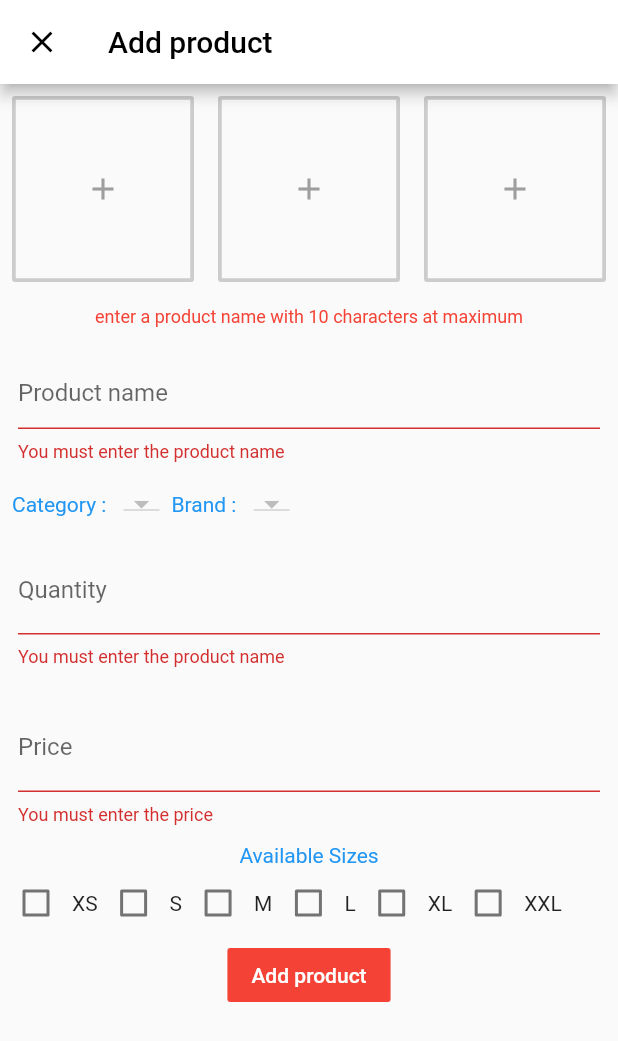
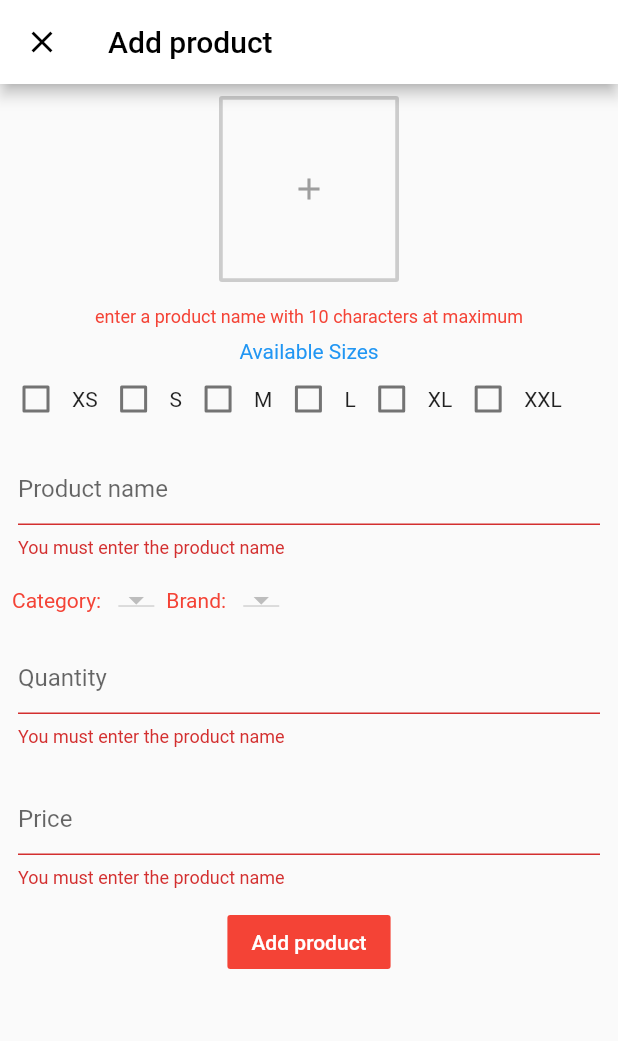
Before and after one commit to ZainHaiderPablo/Admin_Panel_Ecommerce_App, a Flutter app: the AddProduct screen opened directly, after a tap on "Add product", on a phone screen of 412 x 824 dp. Shown: the top 1041 px of the screen. Run offline on Flutter 3.47's test engine with Material 2 defaults, Android fonts, the phone set to English and light mode, and no system bars; our stand-ins replace cloud_firestore, firebase_core, firebase_storage, fluttertoast, image_picker; missing offline and left inert: dart:ffi; accounts and stored records are empty.

Commit message:
Adding Products

```diff
--- a/lib/screens/Add_Products.dart
+++ b/lib/screens/Add_Products.dart
@@ -1,9 +1,9 @@
-
 import 'dart:ffi';
 import 'dart:io';
 
 import 'package:admin_side_flutter_app/database/product.dart';
 import 'package:firebase_storage/firebase_storage.dart';
+import 'package:flutter/foundation.dart';
 import 'package:flutter/material.dart';
 import 'package:cloud_firestore/cloud_firestore.dart';
 import 'package:firebase_storage/firebase_storage.dart';
@@ -45,6 +45,7 @@ class _AddProductState extends State<AddProduct> {
   PickedFile _image1;
   PickedFile _image2;
   PickedFile _image3;
+  List<String> colors = <String>[];
   bool isLoading = false;
 
   @override
@@ -56,23 +57,28 @@ class _AddProductState extends State<AddProduct> {
   }
 
   List<DropdownMenuItem<String>> getCategoriesDropdown() {
-    List<DropdownMenuItem<String>> items = new List();
+    List<DropdownMenuItem<String>> items1 = new List();
     for (int i = 0; i < categories.length; i++) {
       setState(() {
-        items.insert(
-            0, DropdownMenuItem(child: Text(categories[i].data()['category']),
+        items1.insert(
+            0,
+            DropdownMenuItem(
+                child: Text(categories[i].data()['category']),
                 value: categories[i].data()['category']));
       });
     }
-    return items;
+    return items1;
   }
 
   List<DropdownMenuItem<String>> getBrandsDropDown() {
     List<DropdownMenuItem<String>> items = new List();
     for (int i = 0; i < brands.length; i++) {
       setState(() {
-        items.insert(0, DropdownMenuItem(child: Text(brands[i].data()['brand']),
-            value: brands[i].data()['brand']));
+        items.insert(
+            0,
+            DropdownMenuItem(
+                child: Text(brands[i].get('brand')),
+                value: brands[i].get('brand')));
       });
     }
     return items;
@@ -83,73 +89,94 @@ class _AddProductState extends State<AddProduct> {
     return Scaffold(
       appBar: AppBar(
         backgroundColor: white,
-        leading: Icon(Icons.close, color: black,),
-        title: Text("Add product", style: TextStyle(color: black),),
-
+        leading: Icon(
+          Icons.close,
+          color: black,
+        ),
+        title: Text(
+          "Add product",
+          style: TextStyle(color: black),
+        ),
       ),
       body: Form(
         key: _formKey,
-        child: isLoading ? CircularProgressIndicator() : Column(
+        child: isLoading
+            ? CircularProgressIndicator()
+            : Column(
                 children: <Widget>[
                   Row(
+                    mainAxisAlignment: MainAxisAlignment.center,
                     children: <Widget>[
-                Expanded(
+
+                      Container(
                         child: Padding(
                           padding: const EdgeInsets.all(8.0),
+                          child: Container(
+                            width: 120,
                             child: OutlineButton(
                                 borderSide: BorderSide(
                                     color: grey.withOpacity(0.5), width: 2.5),
                                 onPressed: () {
                                   _selectImage(ImageSource.gallery, 1);
                                 },
-                      child: _displayChild1()
+                                child: _displayChild1()),
                           ),
                         ),
                       ),
 
-                Expanded(
-                  child: Padding(
-                    padding: const EdgeInsets.all(8.0),
-                    child: OutlineButton(
-                        borderSide: BorderSide(
-                            color: grey.withOpacity(0.5), width: 2.5),
-                        onPressed: () {
-                          _selectImage(ImageSource.gallery, 2);
-                        },
-                        child: _displayChild2()
-                    ),
-                  ),
-                ),
-
-
-                Expanded(
-                  child: Padding(
-                    padding: const EdgeInsets.all(8.0),
-                    child: OutlineButton(
-                      borderSide: BorderSide(
-                          color: grey.withOpacity(0.5), width: 2.5),
-                      onPressed: () {
-                        _selectImage(ImageSource.gallery, 3);
-                      },
-                      child: _displayChild3()
-                    ),
-                  ),
-                ),
                     ],
                   ),
                   Padding(
                     padding: const EdgeInsets.all(8.0),
-              child: Text('enter a product name with 10 characters at maximum',
+                    child: Text(
+                        'enter a product name with 10 characters at maximum',
                         textAlign: TextAlign.center,
                         style: TextStyle(color: red, fontSize: 12)),
+                  ),
+
+                  // C A T E G O R Y___S E L E C T I O N
+
+
+
+
+                  Text(
+                    "Available Sizes",
+                    style: TextStyle(color: blue),
+                  ),
+
+                  Row(
+                    children: <Widget>[
+                      Checkbox(
+                          value: selectedSizes.contains('XS'),
+                          onChanged: (value) => changeSelectedSize('XS')),
+                      Text('XS'),
+                      Checkbox(
+                          value: selectedSizes.contains('S'),
+                          onChanged: (value) => changeSelectedSize('S')),
+                      Text('S'),
+                      Checkbox(
+                          value: selectedSizes.contains('M'),
+                          onChanged: (value) => changeSelectedSize('M')),
+                      Text('M'),
+                      Checkbox(
+                          value: selectedSizes.contains('L'),
+                          onChanged: (value) => changeSelectedSize('L')),
+                      Text('L'),
+                      Checkbox(
+                          value: selectedSizes.contains('XL'),
+                          onChanged: (value) => changeSelectedSize('XL')),
+                      Text('XL'),
+                      Checkbox(
+                          value: selectedSizes.contains('XXL'),
+                          onChanged: (value) => changeSelectedSize('XXL')),
+                      Text('XXL'),
+                    ],
                   ),
                   Padding(
                     padding: const EdgeInsets.all(12.0),
                     child: TextFormField(
                       controller: ProductNameController,
-                decoration: InputDecoration(
-                    hintText: 'Product name'
-                ),
+                      decoration: InputDecoration(hintText: 'Product name'),
                       validator: (value) {
                         if (value.isEmpty) {
                           return 'You must enter the product name';
@@ -159,27 +186,38 @@ class _AddProductState extends State<AddProduct> {
                       },
                     ),
                   ),
-            // C A T E G O R Y___S E L E C T I O N
+
+
+
                   Row(
                     children: <Widget>[
                       Padding(
                         padding: const EdgeInsets.all(8.0),
-                  child: Text('Category : ', style: TextStyle(color: blue),),
+                        child: Text(
+                          'Category: ',
+                          style: TextStyle(color: red),
                         ),
-                DropdownButton(items: categoriesDropDown,
+                      ),
+                      DropdownButton(
+                        items: categoriesDropDown,
                         onChanged: changeSelectedCategory,
-                    value: _currentCategory),
-
-                //  B R A N D__S E L E C T I O N
+                        value: _currentCategory,
+                      ),
                       Padding(
                         padding: const EdgeInsets.all(8.0),
-                  child: Text('Brand : ', style: TextStyle(color: blue),),
+                        child: Text(
+                          'Brand: ',
+                          style: TextStyle(color: red),
                         ),
-                DropdownButton(items: brandsDropDown,
+                      ),
+                      DropdownButton(
+                        items: brandsDropDown,
                         onChanged: changeSelectedBrand,
-                    value: _currentBrand),
+                        value: _currentBrand,
+                      ),
                     ],
                   ),
+
 
                   Padding(
                     padding: const EdgeInsets.all(12.0),
@@ -187,51 +225,30 @@ class _AddProductState extends State<AddProduct> {
                       controller: QuantityController,
                       keyboardType: TextInputType.number,
                       decoration: InputDecoration(
-                  labelText: 'Quantity',
-                    hintText: 'Quantity'
+                        hintText: 'Quantity',
                       ),
-                // ignore: missing_return
-                validator: (value){
+                      validator: (value) {
                         if (value.isEmpty) {
                           return 'You must enter the product name';
                         }
                       },
                     ),
                   ),
+
                   Padding(
                     padding: const EdgeInsets.all(12.0),
                     child: TextFormField(
                       controller: PriceController,
                       keyboardType: TextInputType.number,
                       decoration: InputDecoration(
-                  labelText: 'Price',
-                    hintText: 'Price'
+                        hintText: 'Price',
                       ),
-                // ignore: missing_return
-                validator: (value){
+                      validator: (value) {
                         if (value.isEmpty) {
-                    return 'You must enter the price ';
+                          return 'You must enter the product name';
                         }
                       },
                     ),
-            ),
-            Text("Available Sizes", style: TextStyle(color: blue),),
-
-            Row(
-              children: <Widget>[
-                Checkbox(value: selectedSizes.contains('XS'), onChanged: (value)=> changeSelectedSize('XS')),
-                Text('XS'),
-                Checkbox(value: selectedSizes.contains('S'), onChanged: (value)=> changeSelectedSize('S')),
-                Text('S'),
-                Checkbox(value: selectedSizes.contains('M'), onChanged: (value)=> changeSelectedSize('M')),
-                Text('M'),
-                Checkbox(value: selectedSizes.contains('L'), onChanged: (value)=> changeSelectedSize('L')),
-                Text('L'),
-                Checkbox(value: selectedSizes.contains('XL'), onChanged: (value)=> changeSelectedSize('XL')),
-                Text('XL'),
-                Checkbox(value: selectedSizes.contains('XXL'), onChanged: (value)=> changeSelectedSize('XXL')),
-                Text('XXL'),
-              ],
                   ),
 
 
@@ -254,7 +271,7 @@ class _AddProductState extends State<AddProduct> {
     setState(() {
       categories = data;
       categoriesDropDown = getCategoriesDropdown();
-      _currentCategory = categories[0].data()['category'];
+      _currentCategory = categories[0].get('category');
     });
   }
 
@@ -263,24 +280,24 @@ class _AddProductState extends State<AddProduct> {
     setState(() {
       brands = data;
       brandsDropDown = getBrandsDropDown();
-      _currentBrand = brands[0].data()['brand'];
+      _currentBrand = brands[0].get('brand');
     });
   }
 
-  changeSelectedCategory( dynamic selectedCategory) {
+  changeSelectedCategory(dynamic selectedCategory) async {
     setState(() => _currentCategory = selectedCategory);
   }
 
-  changeSelectedBrand( dynamic selectedBrand) {
+  changeSelectedBrand(dynamic selectedBrand) {
     setState(() => _currentCategory = selectedBrand);
   }
 
-  void changeSelectedSize(String size){
-    if(selectedSizes.contains(size)){
+  void changeSelectedSize(String size) {
+    if (selectedSizes.contains(size)) {
       setState(() {
         selectedSizes.remove(size);
       });
-    }else{
+    } else {
       setState(() {
         selectedSizes.insert(0, size);
       });
@@ -288,89 +305,77 @@ class _AddProductState extends State<AddProduct> {
   }
 
   void _selectImage(ImageSource source, int imageNumber) async {
-    final pickedFile  = await ImagePicker().getImage(source: ImageSource.gallery);
+    final pickedFile =
+        await ImagePicker().getImage(source: ImageSource.gallery);
+    setState(() => _image1 = pickedFile);
 
-    switch (imageNumber) {
-      case 1:
-        setState(() => _image1 = pickedFile);
-        break;
-      case 2:
-        setState(() => _image2 = pickedFile);
-        break;
-      case 3:
-        setState(() => _image3 = pickedFile);
-        break;
-    }
+
   }
 
   Widget _displayChild1() {
     if (_image1 == null) {
       return Padding(
         padding: const EdgeInsets.fromLTRB(14, 50, 14, 50),
-        child: new Icon(Icons.add, color: grey,),
+        child: new Icon(
+          Icons.add,
+          color: grey,
+        ),
       );
     } else {
-      return Image.file(File(_image1.path), fit: BoxFit.fill, width: double.infinity,);
-
+      return Image.file(
+        File(_image1.path),
+        fit: BoxFit.fill,
+        width: double.infinity,
+      );
     }
   }
 
-  _displayChild2() {
-    if (_image2 == null) {
-     return  Padding(
-        padding: const EdgeInsets.fromLTRB(14, 50, 14, 50),
-        child: new Icon(Icons.add, color: grey,),
-      );
-    } else {
-      return Image.file(File(_image2.path) , fit: BoxFit.fill, width: double.infinity,);
 
-    }
-  }
 
-  _displayChild3() {
-    if (_image3 == null) {
-      return Padding(
-        padding: const EdgeInsets.fromLTRB(14, 50, 14, 50),
-        child: new Icon(Icons.add, color: grey,),
-      );
-    } else {
-      return Image.file(File(_image3.path) , fit: BoxFit.fill, width: double.infinity,);
 
-    }
-  }
 
   void ValidateAndUpload() async {
-    if(_formKey.currentState.validate()){
-      if(_image1 != null && _image2 != null && _image3 != null){
-        if(selectedSizes.isNotEmpty){
+    if (_formKey.currentState.validate()) {
+      setState(() => isLoading = true);
+      if (_image1 != null ) {
+        if (selectedSizes.isNotEmpty) {
           String imageUrl1;
-          String imageUrl2;
-          String imageUrl3;
           final FirebaseStorage storage = FirebaseStorage.instance;
-          final String picture1 = "1${DateTime.now().millisecondsSinceEpoch.toString()}.jpg" ;
-          UploadTask task1 =  storage.ref().child(picture1).putFile(File(_image1.path));
-          final String picture2 = "2${DateTime.now().millisecondsSinceEpoch.toString()}.jpg" ;
-          UploadTask task2 = storage.ref().child(picture2).putFile(File(_image2.path));
-          final String picture3 = "3${DateTime.now().millisecondsSinceEpoch.toString()}.jpg" ;
-          UploadTask task3 = storage.ref().child(picture3).putFile(File(_image3.path));
-          TaskSnapshot snapshot1 = await task1.whenComplete(() => null).then((snapshot) => snapshot);
-          TaskSnapshot snapshot2 = await task2.whenComplete(() => null).then((snapshot) => snapshot);
+          final String picture1 =
+              "1${DateTime.now().millisecondsSinceEpoch.toString()}.jpg";
+          UploadTask task1 =
+              storage.ref().child(picture1).putFile(File(_image1.path));
 
-          task3.whenComplete(() => null).then((snapshot3) async {
+          TaskSnapshot snapshot1 =
+              await task1.whenComplete(() => null).then((snapshot) => snapshot);
+
+
+          task1.whenComplete(() => null).then((snapshot1) async {
             imageUrl1 = await snapshot1.ref.getDownloadURL();
-            imageUrl2 = await snapshot2.ref.getDownloadURL();
-            imageUrl3 = await snapshot3.ref.getDownloadURL();
-            List<String> imageList = [imageUrl1 ,imageUrl2 ,imageUrl3];
-            ProductService().uploadProduct(productName: ProductNameController.text,
-            price: double.parse(PriceController.text) , sizes: selectedSizes, images: imageList , quantity: int.parse(QuantityController.text));
+            ProductService().uploadProduct({
+            "name" : ProductNameController.text,
+            "price" : double.parse(PriceController.text),
+            "sizes" : selectedSizes,
+            "picture" : imageUrl1,
+            "quantity" : int.parse(QuantityController.text),
+            "category" : _currentCategory,
+            "brand" : _currentBrand
+
+
+
+
+            });
             _formKey.currentState.reset();
+            setState(() => isLoading = false);
             Fluttertoast.showToast(msg: 'Product added successfully');
+            Navigator.pop(context);
           });
-        }else{
+        } else {
+          setState(() => isLoading = false);
           Fluttertoast.showToast(msg: 'Select atleast one size');
         }
-      }else{
-        Fluttertoast.showToast(msg: 'All images must be provided');
+      } else {
+        setState(() => isLoading = false);
       }
     }
   }
```
Also changed, not shown: lib/database/product.dart (+4 -9 lines). Lines whose indentation alone changed are shown as unchanged.
